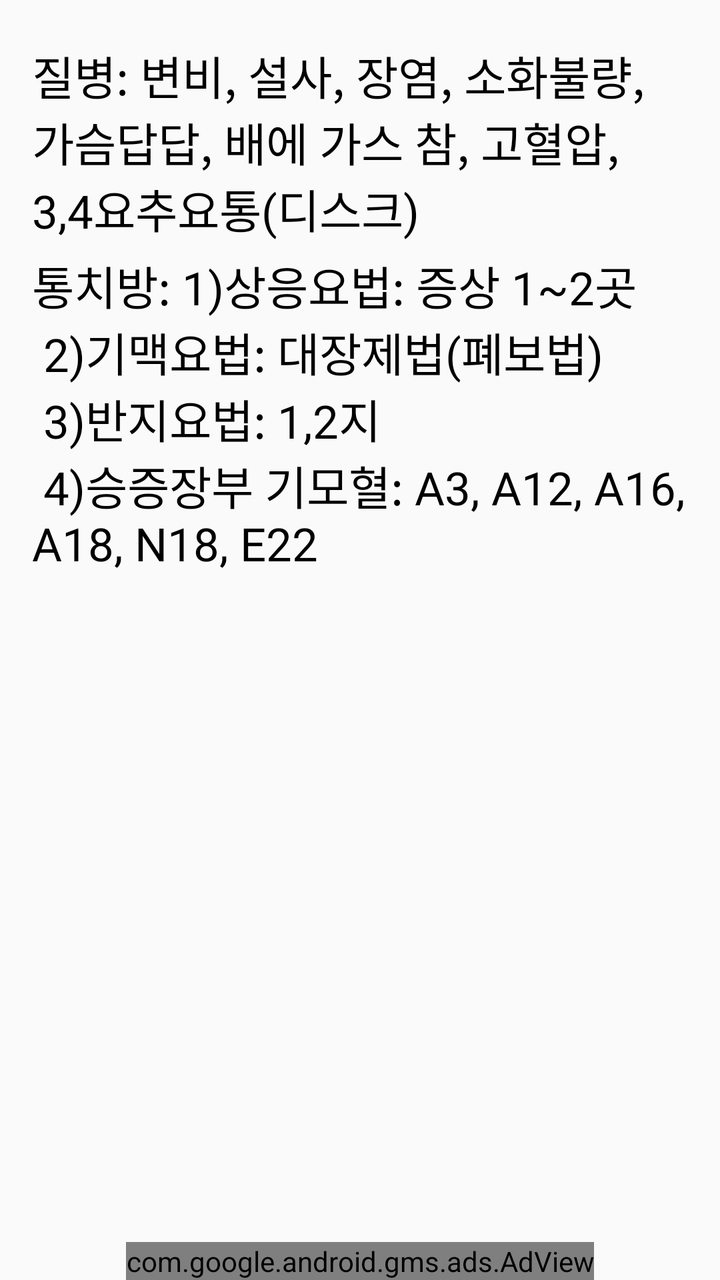
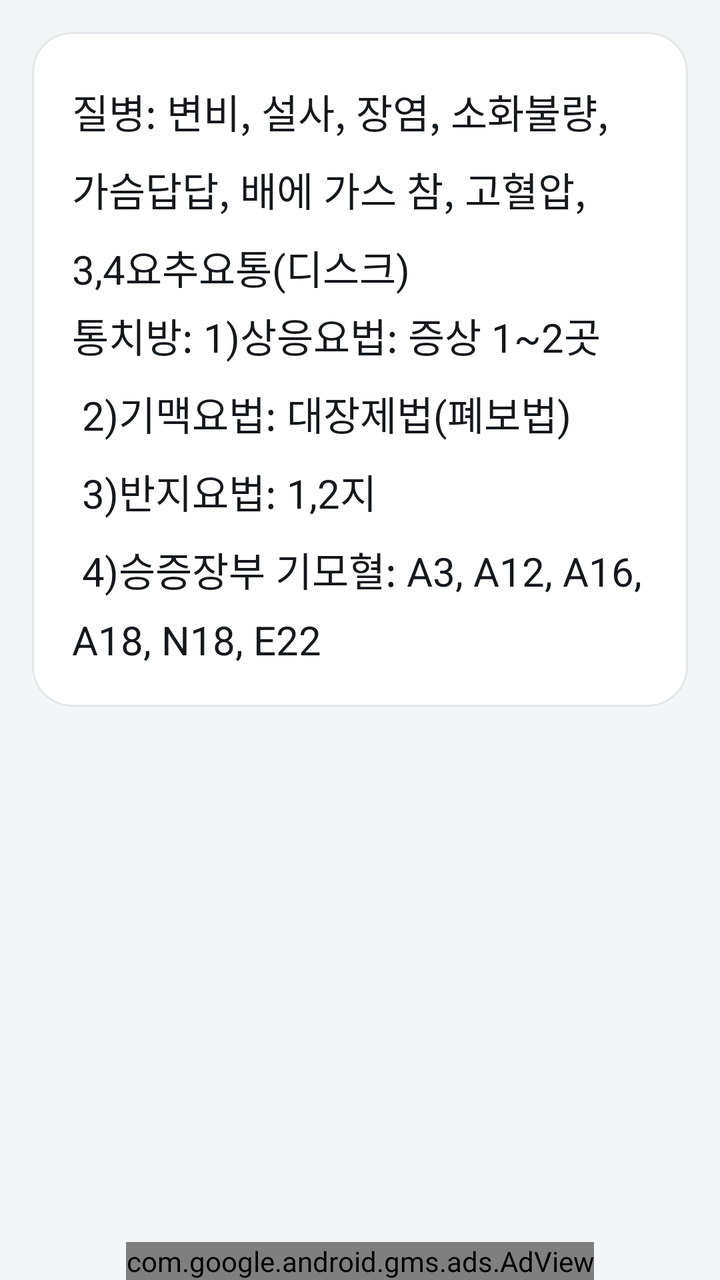

The first picture is an Android layout as it rendered before a commit; the second is the same layout after the commit. The layout source and the unified diff follow.
<!-- AndroidManifest.xml: application theme AppTheme -->
<!-- res/layout/activity_yangsil.xml -->
<RelativeLayout xmlns:android="http://schemas.android.com/apk/res/android"
    xmlns:tools="http://schemas.android.com/tools"
    xmlns:ads="http://schemas.android.com/apk/res-auto"
    android:layout_width="match_parent"
    android:layout_height="match_parent"
    android:paddingTop="@dimen/activity_vertical_margin"
    android:paddingLeft="@dimen/activity_horizontal_margin"
    android:paddingRight="@dimen/activity_horizontal_margin"
    tools:context=".MainActivity" >

    <ScrollView
        android:layout_width="fill_parent"
        android:layout_height="wrap_content" >

        <LinearLayout
            android:layout_width="match_parent"
            android:layout_height="match_parent"
            android:orientation="vertical" >

            <TextView
                android:layout_width="wrap_content"
                android:layout_height="wrap_content"
                android:layout_marginTop="5dp"
                android:text="@string/yangsil"
                style="@style/myTextView" />

            <TextView
                android:layout_width="wrap_content"
                android:layout_height="wrap_content"
                android:layout_marginTop="5dp"
                android:text="@string/yangsil2"
                style="@style/myTextView" />

        </LinearLayout>
    </ScrollView>

    <com.google.android.gms.ads.AdView
        android:id="@+id/adView"
        android:layout_width="wrap_content"
        android:layout_height="wrap_content"
        android:layout_centerHorizontal="true"
        android:layout_alignParentBottom="true"
        ads:adSize="BANNER"
        ads:adUnitId="@string/banner_ad_unit_id" />


</RelativeLayout>
<!-- resources referenced by this layout -->
<resources>
  <dimen name="activity_horizontal_margin">16dp</dimen>
  <dimen name="activity_vertical_margin">16dp</dimen>
  <string name="banner_ad_unit_id">ca-app-pub-1253642133922353/2152469025</string>
  <string name="yangsil">질병: 변비, 설사, 장염, 소화불량, 가슴답답, 배에 가스 참, 고혈압, 3,4요추요통(디스크)</string>
  <string name="yangsil2">통치방: 1)상응요법: 증상 1~2곳 \n
         2)기맥요법: 대장제법(폐보법)\n
         3)반지요법: 1,2지\n
         4)승증장부 기모혈: A3, A12, A16, A18, N18, E22</string>
  <style name="myTextView">
          <item name="android:textSize">23dp</item>
          <item name="android:textColor">#000000</item>
      </style>
  <style name="AppTheme" parent="AppBaseTheme">
          
      </style>
  <style name="AppBaseTheme" parent="Theme.AppCompat.Light">
          
      </style>
</resources>

<!-- the commit's change to res/layout/activity_yangsil.xml (unified diff, before → after) -->
@@ -1,5 +1,6 @@
 <RelativeLayout xmlns:android="http://schemas.android.com/apk/res/android"
     xmlns:tools="http://schemas.android.com/tools"
+    xmlns:app="http://schemas.android.com/apk/res-auto"
     xmlns:ads="http://schemas.android.com/apk/res-auto"
     android:layout_width="match_parent"
     android:layout_height="match_parent"
@@ -12,10 +13,20 @@
         android:layout_width="fill_parent"
         android:layout_height="wrap_content" >
 
+        <com.google.android.material.card.MaterialCardView
+            android:layout_width="match_parent"
+            android:layout_height="wrap_content"
+            app:cardBackgroundColor="@color/surface"
+            app:cardCornerRadius="@dimen/card_radius"
+            app:cardElevation="0dp"
+            app:strokeColor="@color/outline"
+            app:strokeWidth="1dp" >
+
         <LinearLayout
             android:layout_width="match_parent"
-            android:layout_height="match_parent"
-            android:orientation="vertical" >
+            android:layout_height="wrap_content"
+            android:orientation="vertical"
+            android:padding="20dp" >
 
             <TextView
                 android:layout_width="wrap_content"
@@ -32,6 +43,7 @@
                 style="@style/myTextView" />
 
         </LinearLayout>
+        </com.google.android.material.card.MaterialCardView>
     </ScrollView>
 
     <com.google.android.gms.ads.AdView
<!-- resource entries referenced after the edit -->
@@ -1,7 +1,10 @@
 <!-- resources referenced by this layout -->
 <resources>
+  <color name="outline">#E3E6EA</color>
+  <color name="surface">#FFFFFF</color>
   <dimen name="activity_horizontal_margin">16dp</dimen>
   <dimen name="activity_vertical_margin">16dp</dimen>
+  <dimen name="card_radius">20dp</dimen>
   <string name="banner_ad_unit_id">ca-app-pub-1253642133922353/2152469025</string>
   <string name="yangsil">질병: 변비, 설사, 장염, 소화불량, 가슴답답, 배에 가스 참, 고혈압, 3,4요추요통(디스크)</string>
   <string name="yangsil2">통치방: 1)상응요법: 증상 1~2곳 \n
@@ -9,14 +12,67 @@
          3)반지요법: 1,2지\n
          4)승증장부 기모혈: A3, A12, A16, A18, N18, E22</string>
   <style name="myTextView">
-          <item name="android:textSize">23dp</item>
-          <item name="android:textColor">#000000</item>
+          <item name="android:textSize">20sp</item>
+          <item name="android:textColor">@color/text_primary</item>
+          <item name="android:lineSpacingMultiplier">1.35</item>
       </style>
   <style name="AppTheme" parent="AppBaseTheme">
+          <item name="colorPrimary">@color/bar</item>
+          <item name="colorPrimaryDark">@color/bar_dark</item>
+          <item name="colorAccent">@color/accent</item>
+          <item name="android:windowBackground">@color/bg</item>
+          <item name="android:buttonStyle">@style/AppButton</item>
+      </style>
+  <color name="text_primary">#15181C</color>
+  <style name="AppBaseTheme" parent="Theme.MaterialComponents.Light.Bridge">
           
       </style>
-  <style name="AppBaseTheme" parent="Theme.AppCompat.Light">
-          
+  <color name="bar">#14171A</color>
+  <color name="bar_dark">#0B0D0F</color>
+  <color name="accent">#1F6E43</color>
+  <color name="bg">#F4F5F7</color>
+  <style name="AppButton" parent="Widget.AppCompat.Button">
+          <item name="android:background">@drawable/button_test</item>
+          <item name="android:textColor">@color/text_primary</item>
+          <item name="android:textSize">24sp</item>
+          <item name="android:fontFamily">sans-serif-medium</item>
+          <item name="android:textAllCaps">false</item>
+          <item name="android:minHeight">78dp</item>
+          <item name="android:stateListAnimator">@null</item>
+          <item name="android:elevation">0dp</item>
       </style>
+  <!-- drawable button_test (drawable) -->
+  <?xml version="1.0" encoding="utf-8"?>
+  <selector xmlns:android="http://schemas.android.com/apk/res/android">
+      <item android:state_pressed="true">
+          <shape android:shape="rectangle">
+              <solid android:color="@color/accent_soft" />
+              <stroke
+                  android:width="1dp"
+                  android:color="@color/accent" />
+              <padding
+                  android:left="12dp"
+                  android:top="12dp"
+                  android:right="12dp"
+                  android:bottom="12dp" />
+              <corners android:radius="16dp" />
+          </shape>
+      </item>
+      <item>
+          <shape android:shape="rectangle">
+              <solid android:color="@color/surface" />
+              <stroke
+                  android:width="1dp"
+                  android:color="@color/outline" />
+              <padding
+                  android:left="12dp"
+                  android:top="12dp"
+                  android:right="12dp"
+                  android:bottom="12dp" />
+              <corners android:radius="16dp" />
+          </shape>
+      </item>
+  </selector>
+  <color name="accent_soft">#E7F1EC</color>
 </resources>
 
